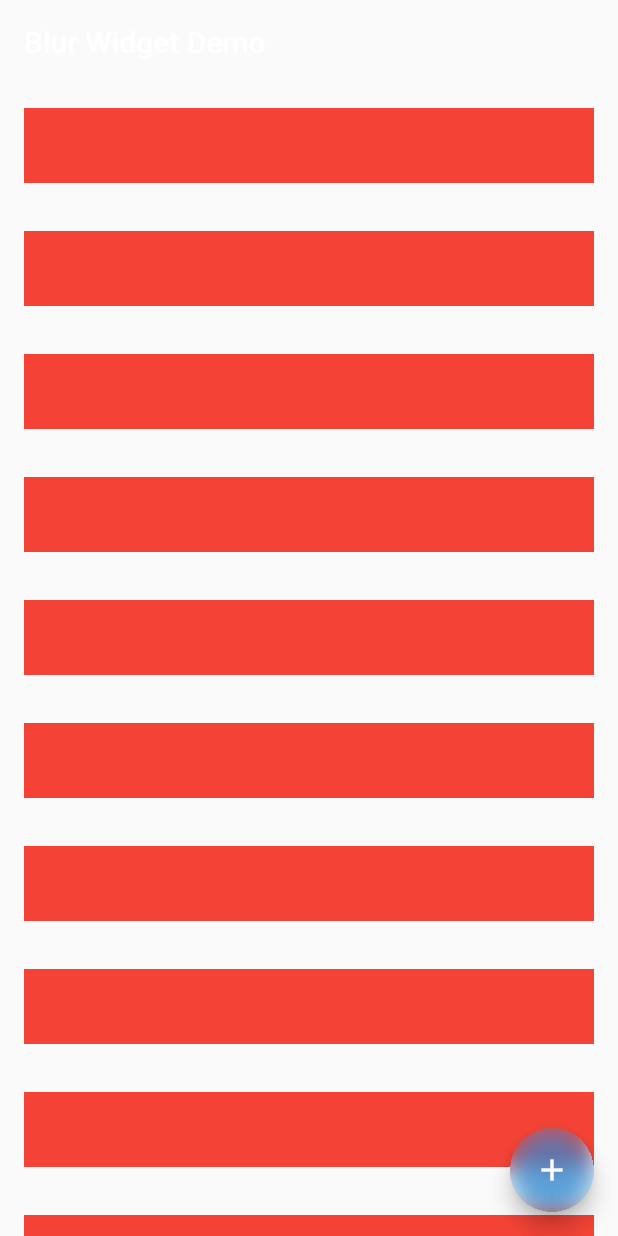
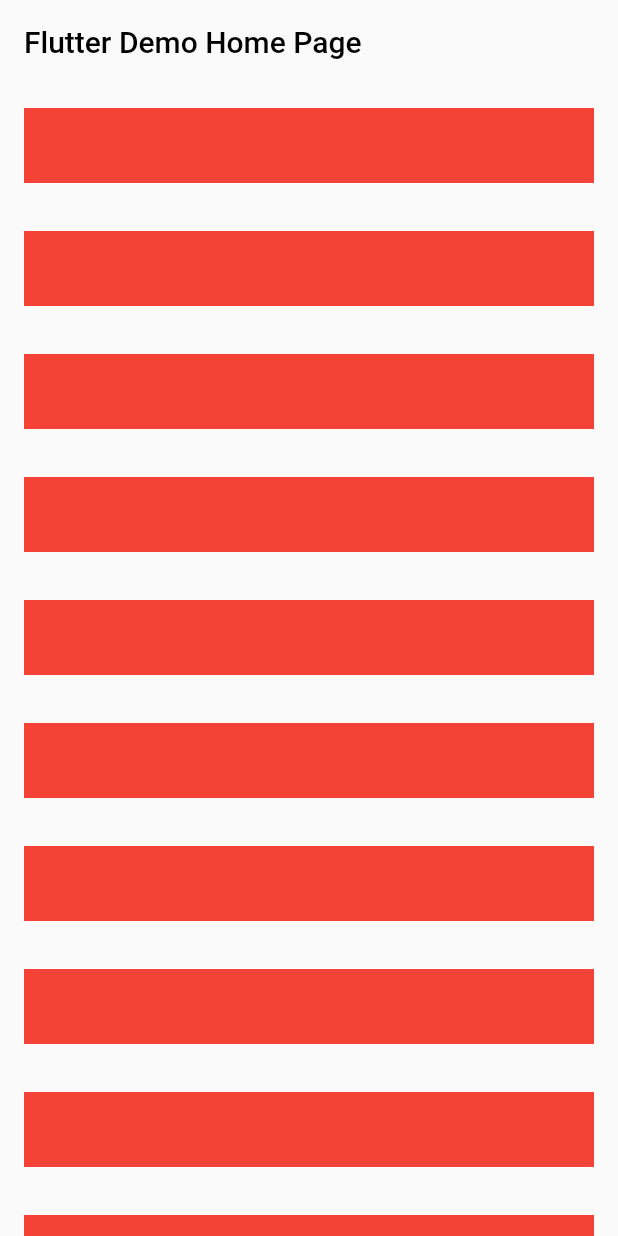
Before and after one commit to dev-bros-official/blur_widget, a Flutter app: the screen it shows after launch, on a phone screen of 412 x 824 dp. Run offline on Flutter 3.47's test engine with Material 2 defaults, Android fonts, the phone set to English and light mode, and no system bars.

Commit message:
Performed demo

```diff
--- a/lib/main.dart
+++ b/lib/main.dart
@@ -10,64 +10,50 @@ class MyApp extends StatelessWidget {
   @override
   Widget build(BuildContext context) {
     return MaterialApp(
-      title: 'Blur Widget Demo',
+      title: 'Flutter Demo',
       theme: ThemeData(
         primarySwatch: Colors.blue,
         visualDensity: VisualDensity.adaptivePlatformDensity,
       ),
-      home: MyHomePage(title: 'Blur Widget Demo'),
+      home: MyHomePage(title: 'Flutter Demo Home Page'),
     );
   }
 }
 
-class MyHomePage extends StatefulWidget {
+class MyHomePage extends StatelessWidget {
   MyHomePage({Key key, this.title}) : super(key: key);
 
   final String title;
 
   @override
-  _MyHomePageState createState() => _MyHomePageState();
-}
-
-class _MyHomePageState extends State<MyHomePage> {
-  @override
   Widget build(BuildContext context) {
     return Scaffold(
       extendBodyBehindAppBar: true,
       appBar: AppBar(
-        title: Text(widget.title),
         backgroundColor: Colors.transparent,
         elevation: 0,
+        brightness: Brightness.light,
         flexibleSpace: ClipRect(
           child: BackdropFilter(
             filter: ImageFilter.blur(sigmaX: 7, sigmaY: 7),
             child: Container(
-              height: 100,
               color: Colors.transparent,
             ),
           ),
+        ),
+        title: Text(
+          title,
+          style: TextStyle(color: Colors.black),
         ),
       ),
       body: ListView.builder(
         itemBuilder: (context, i) {
           return Container(
-            margin: const EdgeInsets.all(16),
             height: 50,
             color: Colors.red,
+            margin: const EdgeInsets.all(16),
           );
         },
-      ),
-      floatingActionButton: FloatingActionButton(
-        clipBehavior: Clip.hardEdge,
-        backgroundColor: Colors.blue.withOpacity(.6),
-        onPressed: () {},
-        tooltip: 'Increment',
-        child: ClipRect(
-          child: BackdropFilter(
-            filter: ImageFilter.blur(sigmaX: 7, sigmaY: 7),
-            child: Center(child: Icon(Icons.add)),
-          ),
-        ),
       ),
     );
   }
```
